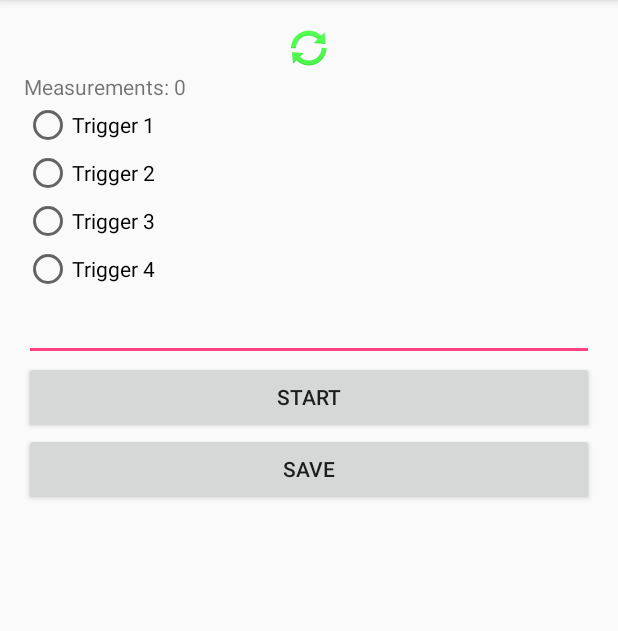
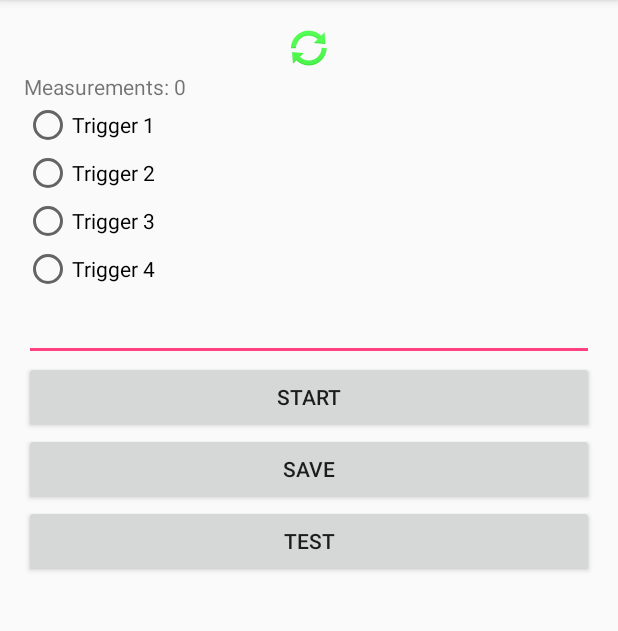
Before and after one commit to Winnak/AU-CS-PP-GNSS, an Android app: the screen it shows after launch (MainActivity), after a tap on "SAVE", on a phone screen of 412 x 824 dp, the part 84-715 px from its top. Run offline under Robolectric (Android 15) with nearby library versions, the phone set to English and light mode, and no system bars.

Commit message:
added tests button, fixed gpgga parsing

```diff
--- a/app/src/main/java/dk/au/cs/pervasivepositioninggps/MainActivity.java
+++ b/app/src/main/java/dk/au/cs/pervasivepositioninggps/MainActivity.java
@@ -58,6 +58,11 @@ public class MainActivity extends AppCompatActivity {
         m_MesaurementCountLabel.setText("Measurements: " + m_Monitor.measurements.size());
     }
 
+    public void onTestClicked(View view)
+    {
+        m_Monitor.getFix();
+    }
+
     private void setEnableRadioButtons(boolean enable)
     {
         for(int i = 0; i < m_RadioGroup.getChildCount(); i++){
--- a/app/src/main/java/dk/au/cs/pervasivepositioninggps/NmeaMonitor.java
+++ b/app/src/main/java/dk/au/cs/pervasivepositioninggps/NmeaMonitor.java
@@ -8,9 +8,11 @@ import android.content.pm.PackageManager;
 import android.location.GpsStatus.NmeaListener;
 import android.location.LocationManager;
 import android.support.v4.app.ActivityCompat;
+import android.support.v4.view.accessibility.AccessibilityManagerCompat;
 import android.util.Log;
 import android.widget.ImageView;
 import android.widget.TextView;
+import android.widget.Toast;
 
 import java.util.ArrayList;
 
@@ -66,12 +68,15 @@ public class NmeaMonitor implements NmeaListener {
 
         GpggaMeasurement fix = GpggaMeasurement.parseString(nmea);
 
+        //Log.i("Nmea Monitor", fix.toString());
+
         if (fix.isValid()) {
             Log.i("Localization", timestamp + ": " + nmea);
             measurements.add(fix);
 
             m_StatusIcon.setColorFilter(kFoundColor);
             m_MesaurementCountLabel.setText("Measurements: " + measurements.size());
+            Toast.makeText(m_AppContext, "Found fix", Toast.LENGTH_SHORT).show();
         }
         else
         {
--- a/app/src/main/res/layout/activity_main.xml
+++ b/app/src/main/res/layout/activity_main.xml
@@ -84,6 +84,13 @@
             android:layout_height="wrap_content"
             android:id="@+id/buttonSave"
             android:onClick="onSaveBtnClicked" />
+
+        <Button
+            android:text="Test"
+            android:layout_width="match_parent"
+            android:layout_height="wrap_content"
+            android:id="@+id/buttonTest"
+            android:onClick="onTestClicked" />
     </LinearLayout>
 
 </RelativeLayout>
```
Also changed, not shown: app/src/main/java/dk/au/cs/pervasivepositioninggps/GpggaMeasurement.java (+17 -4 lines).
